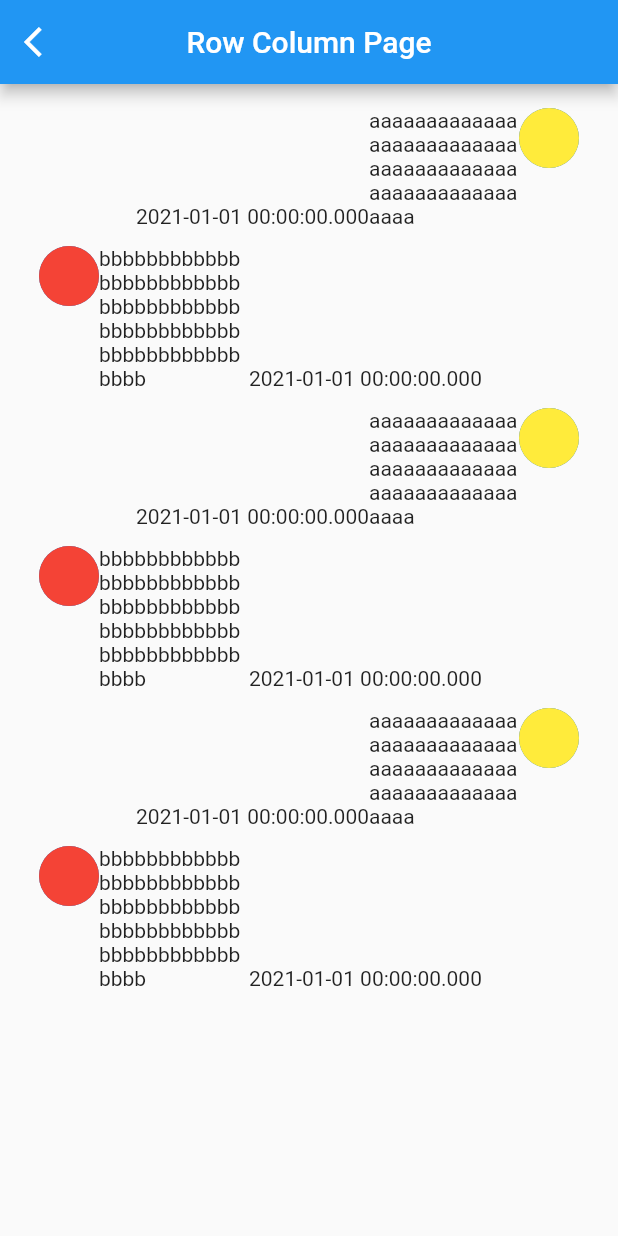
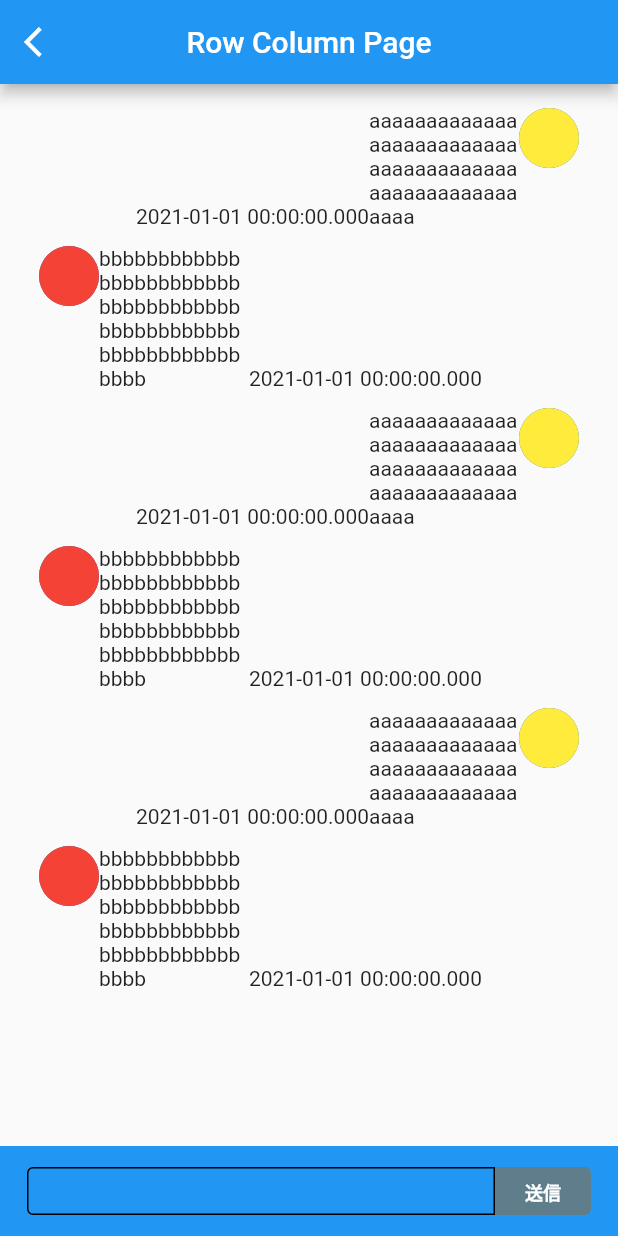
Before and after one commit to mkurom/flutter_action_test_app, a Flutter app: the screen it shows after launch, on a phone screen of 412 x 824 dp. Run offline on Flutter 3.47's test engine with Material 2 defaults, Android fonts, the phone set to English and light mode, and no system bars; our stand-ins replace bubble, camera, flutter_riverpod, image_picker, permission_handler, syncfusion_flutter_datagrid; missing offline and left inert: flutter_barcode_scanner, flutter_flavor.

Commit message:
チャットの入力フィールドを作成

```diff
--- a/lib/row_and_column/row_and_column_page.dart
+++ b/lib/row_and_column/row_and_column_page.dart
@@ -2,17 +2,53 @@ import 'package:flutter/cupertino.dart';
 import 'package:flutter/material.dart';
 
 class RowAndColumnPage extends StatelessWidget {
-  const RowAndColumnPage({
+  RowAndColumnPage({
     Key? key,
   }) : super(key: key);
 
   final double radius = 20;
+  final _textEditingController = TextEditingController();
 
   @override
   Widget build(BuildContext context) {
     return Scaffold(
+      // backgroundColor: Colors.grey,
       appBar: _appbar(context),
-      body: SafeArea(
+      body: GestureDetector(
+        onTap: () {
+          FocusScope.of(context).unfocus();
+        },
+        child: SafeArea(
+          child: Column(
+            children: [
+              _timeLines(context),
+              _inputBar(context),
+            ],
+          ),
+        ),
+      ),
+    );
+  }
+
+  AppBar _appbar(BuildContext context) {
+    return AppBar(
+      centerTitle: true,
+      leading: IconButton(
+        icon: const Icon(
+          Icons.arrow_back_ios,
+        ),
+        onPressed: () {
+          // Navigator.of(context).pop();
+        },
+      ),
+      title: Text(
+        'Row Column Page',
+      ),
+    );
+  }
+
+  Widget _timeLines(BuildContext context) {
+    return Expanded(
       child: ListView.builder(
         padding: const EdgeInsets.symmetric(horizontal: 20, vertical: 10),
         itemCount: 6,
@@ -98,23 +134,82 @@ class RowAndColumnPage extends StatelessWidget {
           }
         },
       ),
-      ),
     );
   }
 
-  AppBar _appbar(BuildContext context) {
-    return AppBar(
-      centerTitle: true,
-      leading: IconButton(
-        icon: const Icon(
-          Icons.arrow_back_ios,
+  Widget _inputBar(BuildContext context) {
+    //
+    return Container(
+      // maxLines: 10を設定している状態でheightを設定すると、カーソルが見えない
+      // maxLines: 1の時は問題ない（改行しないため）
+      height: 60,
+      padding: const EdgeInsets.symmetric(
+        horizontal: 18,
+        vertical: 14,
       ),
+      color: Colors.blue,
+      // constraints: BoxConstraints(
+      //   minHeight: 32,
+      // ),
+      child: Row(
+        mainAxisAlignment: MainAxisAlignment.center,
+        children: [
+          Expanded(
+            child: TextField(
+              controller: _textEditingController,
+              cursorColor: Colors.white,
+              style: const TextStyle(
+                color: Colors.white,
+              ),
+              decoration: const InputDecoration(
+                // fillColor: Colors.white,
+                // filled: true,
+                enabledBorder: OutlineInputBorder(
+                  borderRadius: BorderRadius.only(
+                    topLeft: Radius.circular(4),
+                    bottomLeft: Radius.circular(4),
+                  ),
+                ),
+                focusedBorder: OutlineInputBorder(
+                  borderRadius: BorderRadius.only(
+                    topLeft: Radius.circular(4),
+                    bottomLeft: Radius.circular(4),
+                  ),
+                ),
+                // hintText: 'メッセージを入力',
+              ),
+              // Containerのheight: 60に設定している状態で、
+              // コメントアウトを外すと、カーソルが見えない
+              // maxLines: 10,
+            ),
+          ),
+          SizedBox(
+            child: TextButton(
               onPressed: () {
-          // Navigator.of(context).pop();
+                print(_textEditingController.text);
+                _textEditingController.clear();
+                FocusScope.of(context).unfocus();
               },
+              style: TextButton.styleFrom(
+                backgroundColor: Colors.blueGrey,
+                shape: const RoundedRectangleBorder(
+                  borderRadius: BorderRadius.only(
+                    topRight: Radius.circular(4),
+                    bottomRight: Radius.circular(4),
                   ),
-      title: Text(
-        'Row Column Page',
+                ),
+              ),
+              child: const Text(
+                '送信',
+                style: TextStyle(
+                  color: Colors.white,
+                  fontSize: 12,
+                  fontWeight: FontWeight.w700,
+                ),
+              ),
+            ),
+          ),
+        ],
       ),
     );
   }
```
Lines whose indentation alone changed are shown as unchanged.
